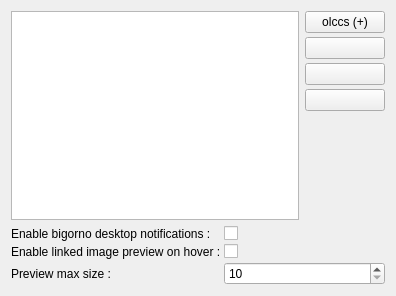
Old version of the form ui/settingsmanager/qqboardssettings.ui in the repository dguihal/quteqoin.
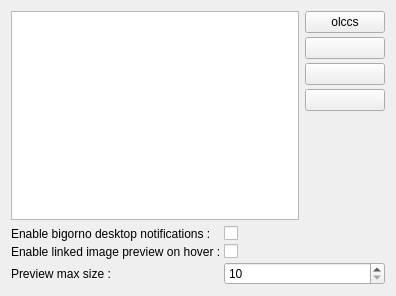
New version of the form. Icons and pictures are not drawn.

Commit message: Une jolie icone pour le wizard

Diff of the .ui file:
```diff
--- a/ui/settingsmanager/qqboardssettings.ui
+++ b/ui/settingsmanager/qqboardssettings.ui
@@ -35,7 +35,11 @@
          <item>
           <widget class="QPushButton" name="olccsAddButton">
            <property name="text">
-            <string>olccs (+)</string>
+            <string>olccs</string>
+           </property>
+           <property name="icon">
+            <iconset resource="../../rc/quteqoin_img.qrc">
+             <normaloff>:/img/magic_wand.png</normaloff>:/img/magic_wand.png</iconset>
            </property>
           </widget>
          </item>
```
The commit also changes 2 other files.
